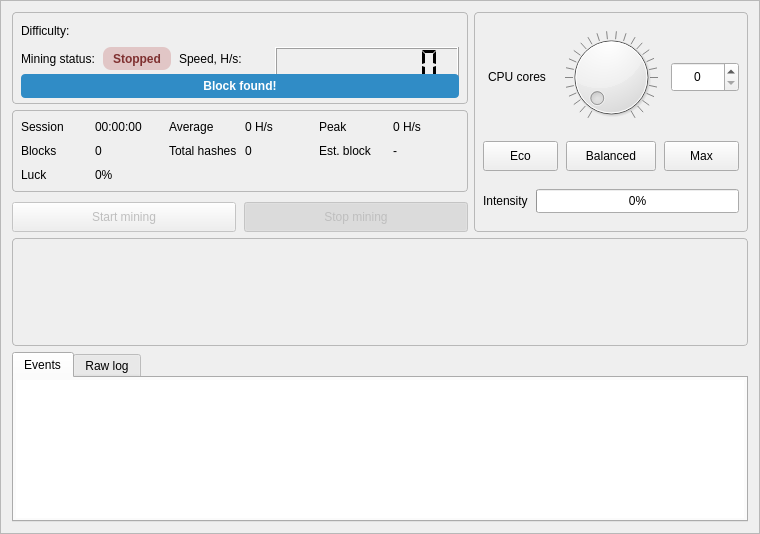
First picture: the form in src/gui/ui/miningframe.ui, repository seredat/karbowanecwallet, before the edit.
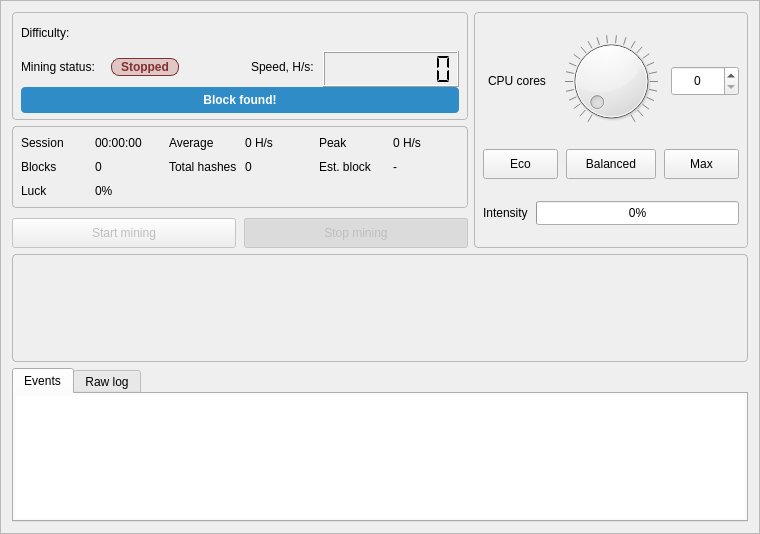
Second picture: the form after the edit. Custom widgets are drawn as their Qt base class.

Commit message: Label styling

The edit to the form file:
```diff
--- a/src/gui/ui/miningframe.ui
+++ b/src/gui/ui/miningframe.ui
@@ -101,6 +101,28 @@
         <property name="verticalSpacing">
          <number>4</number>
         </property>
+           <item row="3" column="0" colspan="9">
+            <widget class="QLabel" name="m_blockFoundBanner">
+             <property name="visible">
+              <bool>false</bool>
+             </property>
+             <property name="styleSheet">
+              <string notr="true">QLabel#m_blockFoundBanner {
+  background: palette(highlight);
+  color: palette(highlighted-text);
+  border-radius: 4px;
+  padding: 6px 8px;
+  font-weight: bold;
+}</string>
+             </property>
+             <property name="text">
+              <string>Block found!</string>
+             </property>
+             <property name="alignment">
+              <set>Qt::AlignmentFlag::AlignCenter</set>
+             </property>
+            </widget>
+           </item>
         <item row="1" column="0">
          <widget class="QLabel" name="label_4">
           <property name="text">
@@ -108,46 +130,14 @@
           </property>
          </widget>
         </item>
-        <item row="1" column="2">
+           <item row="1" column="6">
          <widget class="QLabel" name="label_6">
           <property name="text">
            <string>Speed, H/s:</string>
           </property>
          </widget>
         </item>
-        <item row="1" column="1">
-         <widget class="QLabel" name="m_soloLabel">
-          <property name="minimumSize">
-            <size>
-             <width>68</width>
-             <height>18</height>
-            </size>
-           </property>
-          <property name="styleSheet">
-           <string notr="true">QLabel#m_soloLabel {
-  background: rgba(191, 92, 92, 70);
-  color: #7f3030;
-  border-radius: 8px;
-  padding: 0px 4px;
-  font-weight: bold;
-}</string>
-          </property>
-          <property name="text">
-           <string>Stopped</string>
-          </property>
-          <property name="alignment">
-           <set>Qt::AlignmentFlag::AlignCenter</set>
-          </property>
-         </widget>
-        </item>
-        <item row="0" column="0">
-         <widget class="QLabel" name="label_10">
-          <property name="text">
-           <string>Difficulty:</string>
-          </property>
-         </widget>
-        </item>
-        <item row="1" column="3" colspan="2">
+           <item row="1" column="7" colspan="2">
          <widget class="QLCDNumber" name="m_hashratelcdNumber">
           <property name="sizePolicy">
            <sizepolicy hsizetype="Expanding" vsizetype="Fixed">
@@ -169,14 +159,14 @@
           </property>
          </widget>
         </item>
-        <item row="0" column="1">
-         <widget class="QLabel" name="m_difficulty">
+           <item row="0" column="0">
+            <widget class="QLabel" name="label_10">
           <property name="text">
-           <string/>
+              <string>Difficulty:</string>
           </property>
          </widget>
         </item>
-        <item row="0" column="2" colspan="3">
+           <item row="0" column="6" colspan="3">
          <widget class="QCustomPlot" name="m_difficultyChart" native="true">
           <property name="toolTip">
            <string>Difficulty history</string>
@@ -199,27 +189,97 @@
             <height>36</height>
            </size>
           </property>
-         </widget>
-        </item>
-        <item row="3" column="0" colspan="5">
-         <widget class="QLabel" name="m_blockFoundBanner">
-          <property name="visible">
-           <bool>false</bool>
+             <property name="toolTip">
+              <string>Difficulty history</string>
+             </property>
+            </widget>
+           </item>
+           <item row="0" column="4">
+            <spacer name="horizontalSpacer">
+             <property name="orientation">
+              <enum>Qt::Orientation::Horizontal</enum>
+             </property>
+             <property name="sizeHint" stdset="0">
+              <size>
+               <width>40</width>
+               <height>20</height>
+              </size>
+             </property>
+            </spacer>
+           </item>
+           <item row="1" column="2">
+            <layout class="QVBoxLayout" name="verticalLayout_2">
+             <item>
+              <spacer name="verticalSpacer">
+               <property name="orientation">
+                <enum>Qt::Orientation::Vertical</enum>
+               </property>
+               <property name="sizeHint" stdset="0">
+                <size>
+                 <width>20</width>
+                 <height>40</height>
+                </size>
+               </property>
+              </spacer>
+             </item>
+             <item>
+              <widget class="QLabel" name="m_soloLabel">
+               <property name="minimumSize">
+                <size>
+                 <width>68</width>
+                 <height>18</height>
+                </size>
           </property>
           <property name="styleSheet">
-           <string notr="true">QLabel#m_blockFoundBanner {
-  background: palette(highlight);
-  color: palette(highlighted-text);
-  border-radius: 4px;
-  padding: 6px 8px;
-  font-weight: bold;
-}</string>
+                <string notr="true">QLabel#m_soloLabel {
+   background: rgba(191, 92, 92, 70);
+   color: #7f3030;
+   border-radius: 8px;
+ border: 1px solid #7f3030;
+  padding: 2px 4px;
+   font-weight: bold;
+ }</string>
           </property>
           <property name="text">
-           <string>Block found!</string>
+                <string>Stopped</string>
           </property>
           <property name="alignment">
            <set>Qt::AlignmentFlag::AlignCenter</set>
+               </property>
+              </widget>
+             </item>
+             <item>
+              <spacer name="verticalSpacer_2">
+               <property name="orientation">
+                <enum>Qt::Orientation::Vertical</enum>
+               </property>
+               <property name="sizeHint" stdset="0">
+                <size>
+                 <width>20</width>
+                 <height>40</height>
+                </size>
+               </property>
+              </spacer>
+             </item>
+            </layout>
+           </item>
+           <item row="1" column="4">
+            <spacer name="horizontalSpacer_2">
+             <property name="orientation">
+              <enum>Qt::Orientation::Horizontal</enum>
+             </property>
+             <property name="sizeHint" stdset="0">
+              <size>
+               <width>40</width>
+               <height>20</height>
+              </size>
+             </property>
+            </spacer>
+           </item>
+           <item row="0" column="2">
+            <widget class="QLabel" name="m_difficulty">
+             <property name="text">
+              <string/>
           </property>
          </widget>
         </item>
@@ -738,7 +798,16 @@
          </property>
          <property name="html">
           <string notr="true">&lt;!DOCTYPE HTML PUBLIC &quot;-//W3C//DTD HTML 4.0//EN&quot; &quot;http://www.w3.org/TR/REC-html40/strict.dtd&quot;&gt;
-&lt;html&gt;&lt;head&gt;&lt;meta name=&quot;qrichtext&quot; content=&quot;1&quot; /&gt;&lt;/head&gt;&lt;body&gt;&lt;/body&gt;&lt;/html&gt;</string>
+&lt;html&gt;&lt;head&gt;&lt;meta name=&quot;qrichtext&quot; content=&quot;1&quot; /&gt;&lt;meta charset=&quot;utf-8&quot; /&gt;&lt;style type=&quot;text/css&quot;&gt;
+p, li { white-space: pre-wrap; }
+hr { height: 1px; border-width: 0; }
+li.unchecked::marker { content: &quot;\2610&quot;; }
+li.checked::marker { content: &quot;\2612&quot;; }
+&lt;/style&gt;&lt;/head&gt;&lt;body style=&quot; font-family:'Segoe UI'; font-size:9pt; font-weight:400; font-style:normal;&quot;&gt;
+&lt;p style=&quot;-qt-paragraph-type:empty; margin-top:0px; margin-bottom:0px; margin-left:0px; margin-right:0px; -qt-block-indent:0; text-indent:0px;&quot;&gt;&lt;br /&gt;&lt;/p&gt;&lt;/body&gt;&lt;/html&gt;</string>
+         </property>
+         <property name="acceptRichText">
+          <bool>true</bool>
          </property>
         </widget>
        </item>
```
Left out of the diff: 24 changed lines with no effect on the pictures. Lines whose indentation alone changed are shown as unchanged. The commit also changes 1 other file.
